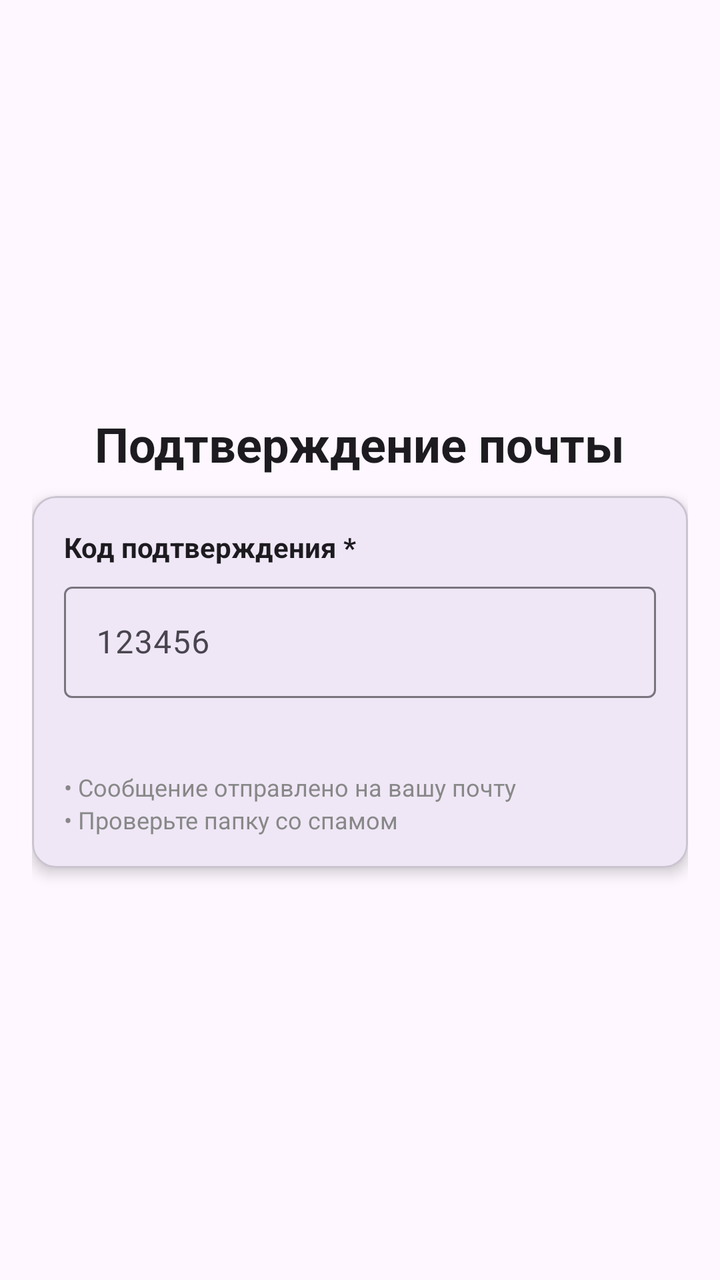
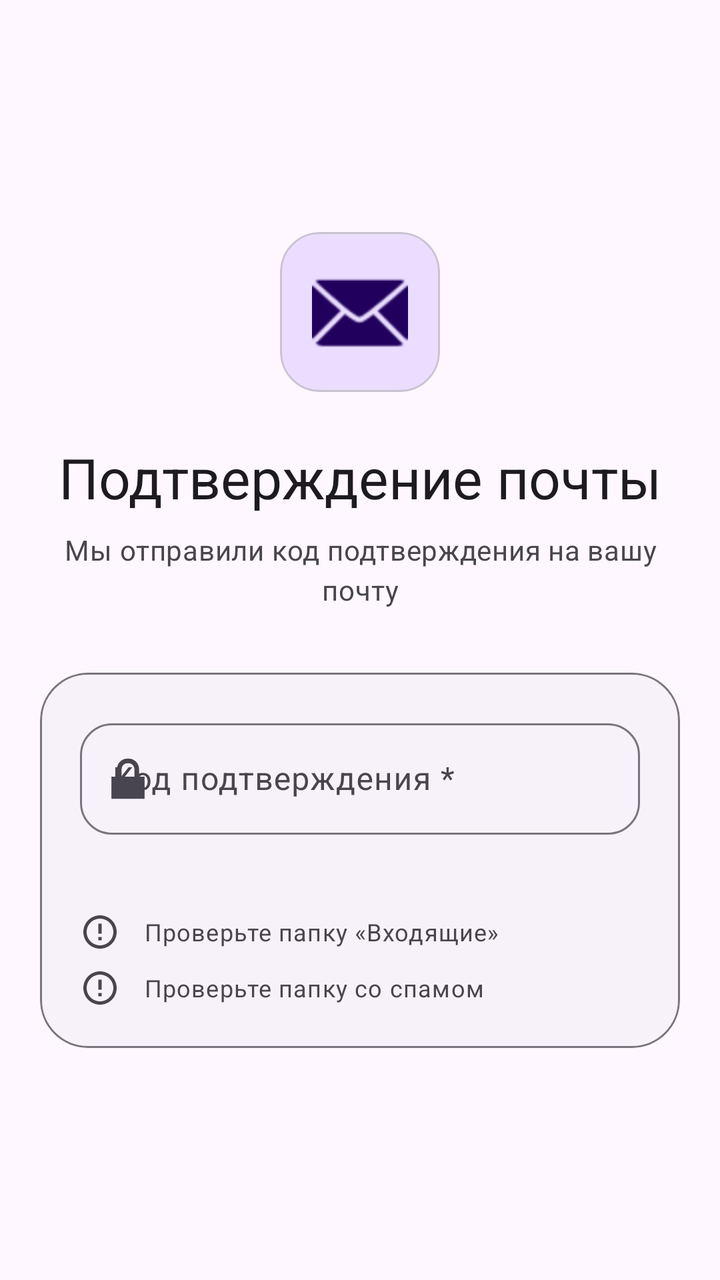

Two renders of the same Android screen: before a commit and after it. Below are the layout's source before the change and the commit's diff.
<!-- AndroidManifest.xml: application theme Theme.BarkfluffClientAndroid -->
<!-- res/layout/step_register_04_verify.xml -->
<?xml version="1.0" encoding="utf-8"?>
<ScrollView xmlns:android="http://schemas.android.com/apk/res/android"
    xmlns:app="http://schemas.android.com/apk/res-auto"
    android:layout_width="match_parent"
    android:layout_height="match_parent"
    android:fillViewport="true">

    <LinearLayout
        android:layout_width="match_parent"
        android:layout_height="wrap_content"
        android:gravity="center"
        android:orientation="vertical"
        android:padding="16dp">

        <TextView
            android:layout_width="wrap_content"
            android:layout_height="wrap_content"
            android:layout_marginBottom="10dp"
            android:text="Подтверждение почты"
            android:textColor="?attr/colorOnSurface"
            android:textSize="24sp"
            android:textStyle="bold" />

        <com.google.android.material.card.MaterialCardView
            android:layout_width="match_parent"
            android:layout_height="wrap_content"
            app:cardCornerRadius="12dp"
            app:cardElevation="4dp">

            <LinearLayout
                android:layout_width="match_parent"
                android:layout_height="wrap_content"
                android:orientation="vertical"
                android:padding="16dp">

                
                <TextView
                    android:layout_width="wrap_content"
                    android:layout_height="wrap_content"
                    android:text="Код подтверждения *"
                    android:textColor="?attr/colorOnSurface"
                    android:textSize="14sp"
                    android:textStyle="bold" />

                <com.google.android.material.textfield.TextInputLayout
                    android:id="@+id/verificationCodeInputLayout"
                    style="@style/Widget.Material3.TextInputLayout.OutlinedBox"
                    android:layout_width="match_parent"
                    android:layout_height="wrap_content"
                    android:layout_marginTop="5dp"
                    android:hint="123456">

                    <com.google.android.material.textfield.TextInputEditText
                        android:id="@+id/verificationCodeEditText"
                        android:layout_width="match_parent"
                        android:layout_height="wrap_content"
                        android:inputType="number"
                        android:maxLength="6" />
                </com.google.android.material.textfield.TextInputLayout>

                <TextView
                    android:id="@+id/verificationCodeValidationText"
                    android:layout_width="wrap_content"
                    android:layout_height="wrap_content"
                    android:layout_marginBottom="20dp"
                    android:textColor="#888888"
                    android:textSize="12sp" />

                
                <LinearLayout
                    android:layout_width="match_parent"
                    android:layout_height="wrap_content"
                    android:orientation="vertical">

                    <TextView
                        android:id="@+id/emailHelperText"
                        android:layout_width="wrap_content"
                        android:layout_height="wrap_content"
                        android:text="• Сообщение отправлено на вашу почту"
                        android:textColor="#888888"
                        android:textSize="12sp" />

                    <TextView
                        android:layout_width="wrap_content"
                        android:layout_height="wrap_content"
                        android:text="• Проверьте папку со спамом"
                        android:textColor="#888888"
                        android:textSize="12sp" />

                    <TextView
                        android:id="@+id/remainingAttemptsText"
                        android:layout_width="wrap_content"
                        android:layout_height="wrap_content"
                        android:text=""
                        android:textColor="#FF9800"
                        android:textSize="12sp"
                        android:visibility="gone" />
                </LinearLayout>
            </LinearLayout>
        </com.google.android.material.card.MaterialCardView>
    </LinearLayout>
</ScrollView>
<!-- resources referenced by this layout -->
<resources>
  <style name="Theme.BarkfluffClientAndroid" parent="Base.Theme.BarkfluffClientAndroid" />
  <style name="Base.Theme.BarkfluffClientAndroid" parent="Theme.Material3.DayNight.NoActionBar">
          
          <item name="android:statusBarColor">?attr/colorSurface</item>
          <item name="android:windowBackground">?android:attr/colorBackground</item>
      </style>
</resources>

<!-- the commit's change to res/layout/step_register_04_verify.xml (unified diff, before → after) -->
@@ -1,5 +1,5 @@
 <?xml version="1.0" encoding="utf-8"?>
-<ScrollView xmlns:android="http://schemas.android.com/apk/res/android"
+<androidx.core.widget.NestedScrollView xmlns:android="http://schemas.android.com/apk/res/android"
     xmlns:app="http://schemas.android.com/apk/res-auto"
     android:layout_width="match_parent"
     android:layout_height="match_parent"
@@ -10,45 +10,74 @@
         android:layout_height="wrap_content"
         android:gravity="center"
         android:orientation="vertical"
-        android:padding="16dp">
+        android:padding="20dp">
 
+        
+        <com.google.android.material.card.MaterialCardView
+            android:layout_width="80dp"
+            android:layout_height="80dp"
+            android:layout_marginBottom="24dp"
+            app:cardBackgroundColor="?attr/colorPrimaryContainer"
+            app:cardCornerRadius="20dp"
+            app:cardElevation="0dp">
+
+            <ImageView
+                android:layout_width="48dp"
+                android:layout_height="48dp"
+                android:layout_gravity="center"
+                android:src="@android:drawable/ic_dialog_email"
+                app:tint="?attr/colorOnPrimaryContainer" />
+
+        </com.google.android.material.card.MaterialCardView>
+
+        
         <TextView
             android:layout_width="wrap_content"
             android:layout_height="wrap_content"
-            android:layout_marginBottom="10dp"
+            android:layout_marginBottom="8dp"
             android:text="Подтверждение почты"
-            android:textColor="?attr/colorOnSurface"
-            android:textSize="24sp"
-            android:textStyle="bold" />
+            android:textAppearance="?attr/textAppearanceHeadlineMedium"
+            android:textColor="?attr/colorOnSurface" />
 
+        
+        <TextView
+            android:id="@+id/emailHelperText"
+            android:layout_width="wrap_content"
+            android:layout_height="wrap_content"
+            android:layout_marginBottom="32dp"
+            android:gravity="center"
+            android:text="Мы отправили код подтверждения на вашу почту"
+            android:textAppearance="?attr/textAppearanceBodyMedium"
+            android:textColor="?attr/colorOnSurfaceVariant" />
+
+        
         <com.google.android.material.card.MaterialCardView
             android:layout_width="match_parent"
             android:layout_height="wrap_content"
-            app:cardCornerRadius="12dp"
-            app:cardElevation="4dp">
+            app:cardBackgroundColor="?attr/colorSurfaceContainerLow"
+            app:cardCornerRadius="24dp"
+            app:cardElevation="0dp"
+            app:strokeColor="?attr/colorOutline"
+            app:strokeWidth="1dp">
 
             <LinearLayout
                 android:layout_width="match_parent"
                 android:layout_height="wrap_content"
                 android:orientation="vertical"
-                android:padding="16dp">
+                android:padding="20dp">
 
                 
-                <TextView
-                    android:layout_width="wrap_content"
-                    android:layout_height="wrap_content"
-                    android:text="Код подтверждения *"
-                    android:textColor="?attr/colorOnSurface"
-                    android:textSize="14sp"
-                    android:textStyle="bold" />
-
                 <com.google.android.material.textfield.TextInputLayout
                     android:id="@+id/verificationCodeInputLayout"
                     style="@style/Widget.Material3.TextInputLayout.OutlinedBox"
                     android:layout_width="match_parent"
                     android:layout_height="wrap_content"
-                    android:layout_marginTop="5dp"
-                    android:hint="123456">
+                    android:hint="Код подтверждения *"
+                    app:boxCornerRadiusBottomEnd="16dp"
+                    app:boxCornerRadiusBottomStart="16dp"
+                    app:boxCornerRadiusTopEnd="16dp"
+                    app:boxCornerRadiusTopStart="16dp"
+                    app:startIconDrawable="@android:drawable/ic_lock_lock">
 
                     <com.google.android.material.textfield.TextInputEditText
                         android:id="@+id/verificationCodeEditText"
@@ -56,15 +85,16 @@
                         android:layout_height="wrap_content"
                         android:inputType="number"
                         android:maxLength="6" />
+
                 </com.google.android.material.textfield.TextInputLayout>
 
                 <TextView
                     android:id="@+id/verificationCodeValidationText"
                     android:layout_width="wrap_content"
                     android:layout_height="wrap_content"
-                    android:layout_marginBottom="20dp"
-                    android:textColor="#888888"
-                    android:textSize="12sp" />
+                    android:layout_marginBottom="24dp"
+                    android:textAppearance="?attr/textAppearanceLabelSmall"
+                    android:textColor="?attr/colorOnSurfaceVariant" />
 
                 
                 <LinearLayout
@@ -72,31 +102,83 @@
                     android:layout_height="wrap_content"
                     android:orientation="vertical">
 
-                    <TextView
-                        android:id="@+id/emailHelperText"
-                        android:layout_width="wrap_content"
+                    <LinearLayout
+                        android:layout_width="match_parent"
                         android:layout_height="wrap_content"
-                        android:text="• Сообщение отправлено на вашу почту"
-                        android:textColor="#888888"
-                        android:textSize="12sp" />
+                        android:gravity="center_vertical"
+                        android:orientation="horizontal">
 
-                    <TextView
-                        android:layout_width="wrap_content"
+                        <ImageView
+                            android:layout_width="20dp"
+                            android:layout_height="20dp"
+                            android:src="@drawable/ic_info"
+                            app:tint="?attr/colorOnSurfaceVariant" />
+
+                        <TextView
+                            android:layout_width="wrap_content"
+                            android:layout_height="wrap_content"
+                            android:layout_marginStart="12dp"
+                            android:text="Проверьте папку «Входящие»"
+                            android:textAppearance="?attr/textAppearanceBodySmall"
+                            android:textColor="?attr/colorOnSurfaceVariant" />
+
+                    </LinearLayout>
+
+                    <LinearLayout
+                        android:layout_width="match_parent"
                         android:layout_height="wrap_content"
-                        android:text="• Проверьте папку со спамом"
-                        android:textColor="#888888"
-                        android:textSize="12sp" />
+                        android:layout_marginTop="8dp"
+                        android:gravity="center_vertical"
+                        android:orientation="horizontal">
 
-                    <TextView
-                        android:id="@+id/remainingAttemptsText"
-                        android:layout_width="wrap_content"
+                        <ImageView
+                            android:layout_width="20dp"
+                            android:layout_height="20dp"
+                            android:src="@drawable/ic_info"
+                            app:tint="?attr/colorOnSurfaceVariant" />
+
+                        <TextView
+                            android:layout_width="wrap_content"
+                            android:layout_height="wrap_content"
+                            android:layout_marginStart="12dp"
+                            android:text="Проверьте папку со спамом"
+                            android:textAppearance="?attr/textAppearanceBodySmall"
+                            android:textColor="?attr/colorOnSurfaceVariant" />
+
+                    </LinearLayout>
+
+                    
+                    <LinearLayout
+                        android:id="@+id/remainingAttemptsLayout"
+                        android:layout_width="match_parent"
                         android:layout_height="wrap_content"
-                        android:text=""
-                        android:textColor="#FF9800"
-                        android:textSize="12sp"
-                        android:visibility="gone" />
+                        android:layout_marginTop="8dp"
+                        android:gravity="center_vertical"
+                        android:orientation="horizontal"
+                        android:visibility="gone">
+
+                        <ImageView
+                            android:layout_width="20dp"
+                            android:layout_height="20dp"
+                            android:src="@android:drawable/ic_dialog_alert"
+                            app:tint="?attr/colorError" />
+
+                        <TextView
+                            android:id="@+id/remainingAttemptsText"
+                            android:layout_width="wrap_content"
+                            android:layout_height="wrap_content"
+                            android:layout_marginStart="12dp"
+                            android:textColor="?attr/colorError"
+                            android:textAppearance="?attr/textAppearanceBodySmall" />
+
+                    </LinearLayout>
+
                 </LinearLayout>
+
             </LinearLayout>
+
         </com.google.android.material.card.MaterialCardView>
+
     </LinearLayout>
-</ScrollView>
+
+</androidx.core.widget.NestedScrollView>
<!-- resource entries referenced after the edit -->
@@ -1,10 +1,33 @@
 <!-- resources referenced by this layout -->
 <resources>
+  <!-- drawable ic_info (drawable) -->
+  <?xml version="1.0" encoding="utf-8"?>
+  <vector xmlns:android="http://schemas.android.com/apk/res/android"
+      android:width="24dp"
+      android:height="24dp"
+      android:viewportWidth="24"
+      android:viewportHeight="24">
+      <path
+          android:fillColor="?attr/colorOnSurface"
+          android:pathData="M12,2C6.48,2 2,6.48 2,12s4.48,10 10,10 10,-4.48 10,-10S17.52,2 12,2zM12,20c-4.42,0 -8,-3.58 -8,-8s3.58,-8 8,-8 8,3.58 8,8 -3.58,8 -8,8zM11,7h2v6h-2V7zM11,15h2v2h-2V15z"/>
+  </vector>
   <style name="Theme.BarkfluffClientAndroid" parent="Base.Theme.BarkfluffClientAndroid" />
   <style name="Base.Theme.BarkfluffClientAndroid" parent="Theme.Material3.DayNight.NoActionBar">
           
-          <item name="android:statusBarColor">?attr/colorSurface</item>
+          <item name="android:windowLayoutInDisplayCutoutMode" tools:targetApi="p">shortEdges</item>
+          <item name="android:statusBarColor">@android:color/transparent</item>
+          <item name="android:navigationBarColor">@android:color/transparent</item>
           <item name="android:windowBackground">?android:attr/colorBackground</item>
+          
+          
+          <item name="shapeAppearanceSmallComponent">@style/ShapeAppearance.Material3.SmallComponent</item>
+          <item name="shapeAppearanceMediumComponent">@style/ShapeAppearance.Material3.MediumComponent</item>
+          <item name="shapeAppearanceLargeComponent">@style/ShapeAppearance.Material3.LargeComponent</item>
+          
+          
+          <item name="textAppearanceDisplayLarge">@style/TextAppearance.Material3.DisplayLarge</item>
+          <item name="textAppearanceHeadlineLarge">@style/TextAppearance.Material3.HeadlineLarge</item>
+          <item name="textAppearanceTitleLarge">@style/TextAppearance.Material3.TitleLarge</item>
       </style>
 </resources>
 
